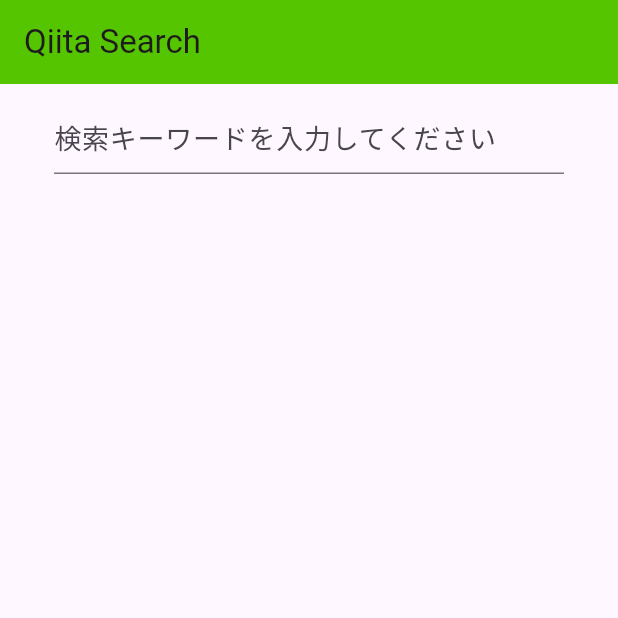
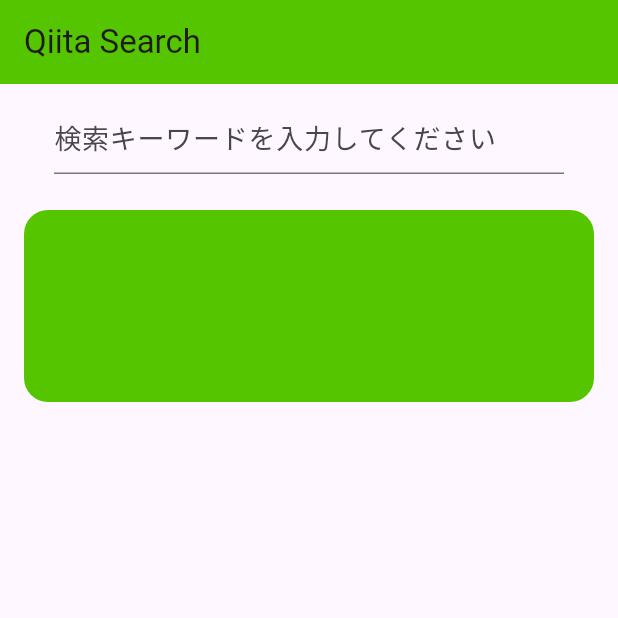
Before and after one commit to takumi0703/tutorial-flutter-app, a Flutter app: the screen it shows after launch, on a phone screen of 412 x 824 dp, the top half of it. Run offline on Flutter 3.47's test engine with Material 3 defaults, Android fonts, the phone set to English and light mode, and no system bars; our stand-ins replace flutter_dotenv.

Commit message:
投稿UI実装

```diff
--- a/lib/screens/search_screen.dart
+++ b/lib/screens/search_screen.dart
@@ -3,6 +3,7 @@
 import 'package:http/http.dart' as http; // httpという変数を通して、httpパッケージにアクセス
 import 'package:flutter_dotenv/flutter_dotenv.dart';
 import 'package:qiita_search_app/models/article.dart';
+import 'package:qiita_search_app/widgets/article_container.dart';
 
 class SearchScreen extends StatefulWidget {
   const SearchScreen({super.key});
@@ -21,24 +22,24 @@
       appBar: AppBar(
         title: const Text('Qiita Search'),
       ),
-      body: const Column(
+      body: Column(
         children: [
+          // 検索バー
           Padding(
             // symmetric で、縦方向(vertical)に12px、横方向(horizontal)に36pxのpaddingを設定
             padding: EdgeInsets.symmetric(vertical: 12, horizontal: 36),
             child: TextField(
-              style: TextStyle(
-                fontSize: 18,
-                color: Colors.black,
-              ),
-              decoration: InputDecoration(hintText: '検索キーワードを入力してください',),
+              style: TextStyle(fontSize: 18,color: Colors.black),
+              decoration: const InputDecoration(hintText: '検索キーワードを入力してください'),
               onSubmitted: (String value) async {
                 // 検索API関数を呼び出し、結果を状態管理できる変数に代入
                 final results = await searchQiita(value);
                 setState(()=> articles = results);
               },
             ),
-          )
+          ),
+          // 結果一覧
+          const ArticleContainer(),
         ],
       )
     );
--- /dev/null
+++ b/lib/widgets/article_container.dart
@@ -0,0 +1,19 @@
+import 'package:flutter/material.dart';
+
+class ArticleContainer extends StatelessWidget {
+  const ArticleContainer({super.key});
+
+  @override
+  Widget build(BuildContext context) {
+    return Padding(
+      padding: const EdgeInsets.symmetric(vertical: 12, horizontal: 16),
+      child: Container(
+        padding: const EdgeInsets.symmetric(horizontal: 36, vertical: 64),
+        decoration: const BoxDecoration(
+          color: Color(0xFF55C500),
+          borderRadius: BorderRadius.all(Radius.circular(16)),
+        ),
+      ),
+    );
+  }
+}
```
